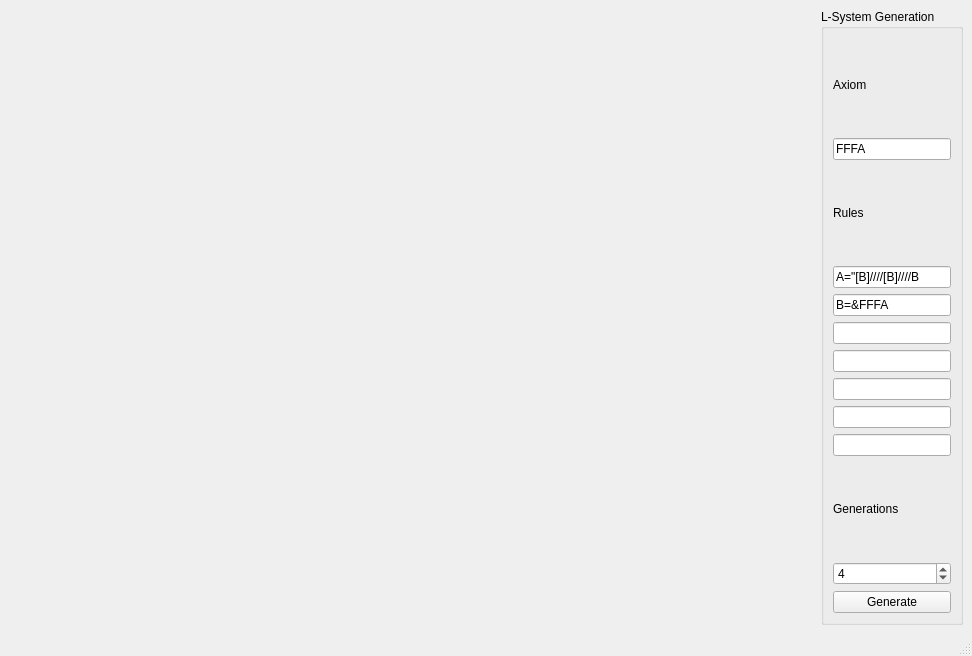
BenCarey88/ForestGenerator, file ForestGenerator/ui/MainWindow.ui: the form before one commit.
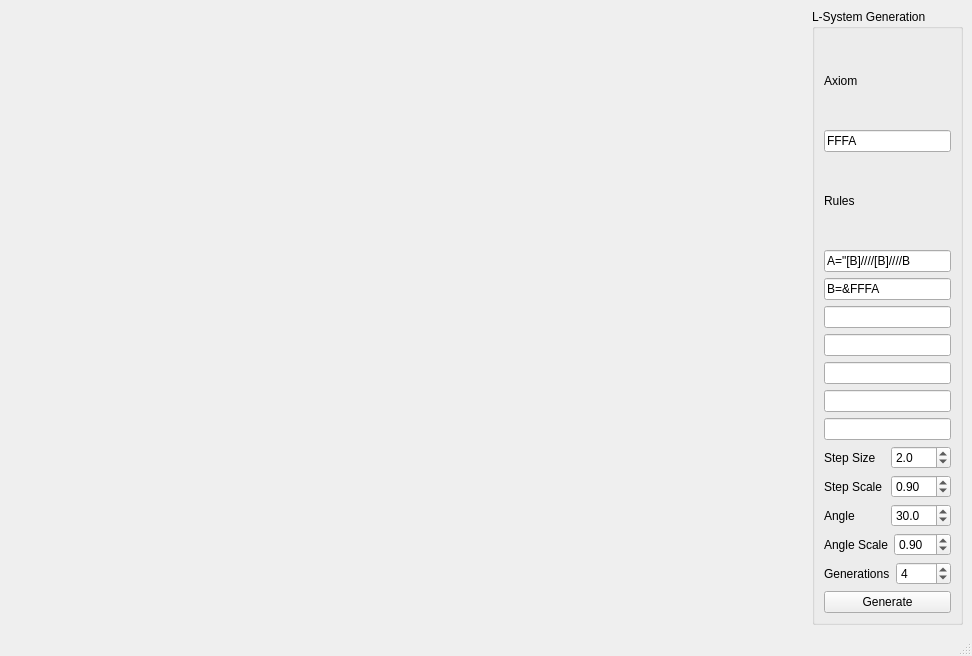
The form after the commit.

The edit to the form file:
```diff
--- a/ForestGenerator/ui/MainWindow.ui
+++ b/ForestGenerator/ui/MainWindow.ui
@@ -15,12 +15,91 @@
   </property>
   <widget class="QWidget" name="centralwidget">
    <layout class="QGridLayout" name="s_mainWindowGridLayout">
+    <item row="0" column="0">
+     <spacer name="horizontalSpacer">
+      <property name="orientation">
+       <enum>Qt::Horizontal</enum>
+      </property>
+      <property name="sizeHint" stdset="0">
+       <size>
+        <width>40</width>
+        <height>20</height>
+       </size>
+      </property>
+     </spacer>
+    </item>
     <item row="0" column="1">
      <widget class="QGroupBox" name="s_transformGB">
       <property name="title">
        <string>L-System Generation</string>
       </property>
       <layout class="QGridLayout" name="gridLayout">
+       <item row="11" column="0">
+        <layout class="QHBoxLayout" name="horizontalLayout">
+         <item>
+          <widget class="QLabel" name="label_4">
+           <property name="text">
+            <string>Step Size</string>
+           </property>
+          </widget>
+         </item>
+         <item>
+          <widget class="QDoubleSpinBox" name="m_stepSize">
+           <property name="decimals">
+            <number>1</number>
+           </property>
+           <property name="singleStep">
+            <double>0.100000000000000</double>
+           </property>
+           <property name="value">
+            <double>2.000000000000000</double>
+           </property>
+          </widget>
+         </item>
+        </layout>
+       </item>
+       <item row="18" column="0">
+        <layout class="QHBoxLayout" name="horizontalLayout_4">
+         <item>
+          <widget class="QLabel" name="label_7">
+           <property name="text">
+            <string>Angle Scale</string>
+           </property>
+          </widget>
+         </item>
+         <item>
+          <widget class="QDoubleSpinBox" name="m_angleScale">
+           <property name="singleStep">
+            <double>0.010000000000000</double>
+           </property>
+           <property name="value">
+            <double>0.900000000000000</double>
+           </property>
+          </widget>
+         </item>
+        </layout>
+       </item>
+       <item row="15" column="0">
+        <layout class="QHBoxLayout" name="horizontalLayout_3">
+         <item>
+          <widget class="QLabel" name="label_6">
+           <property name="text">
+            <string>Angle</string>
+           </property>
+          </widget>
+         </item>
+         <item>
+          <widget class="QDoubleSpinBox" name="m_angle">
+           <property name="decimals">
+            <number>1</number>
+           </property>
+           <property name="value">
+            <double>30.000000000000000</double>
+           </property>
+          </widget>
+         </item>
+        </layout>
+       </item>
        <item row="5" column="0">
         <widget class="QLineEdit" name="m_rule3">
          <property name="sizePolicy">
@@ -68,30 +147,13 @@
          </property>
         </widget>
        </item>
-       <item row="10" column="0">
-        <widget class="QLineEdit" name="m_rule7">
-         <property name="sizePolicy">
-          <sizepolicy hsizetype="Minimum" vsizetype="Fixed">
-           <horstretch>0</horstretch>
-           <verstretch>0</verstretch>
-          </sizepolicy>
-         </property>
-        </widget>
-       </item>
-       <item row="14" column="0">
+       <item row="24" column="0">
         <widget class="QPushButton" name="m_generate">
          <property name="text">
           <string>Generate</string>
          </property>
         </widget>
        </item>
-       <item row="11" column="0">
-        <widget class="QLabel" name="label_3">
-         <property name="text">
-          <string>Generations</string>
-         </property>
-        </widget>
-       </item>
        <item row="4" column="0">
         <widget class="QLineEdit" name="m_rule2">
          <property name="sizePolicy">
@@ -105,16 +167,6 @@
          </property>
         </widget>
        </item>
-       <item row="9" column="0">
-        <widget class="QLineEdit" name="m_rule6">
-         <property name="sizePolicy">
-          <sizepolicy hsizetype="Minimum" vsizetype="Fixed">
-           <horstretch>0</horstretch>
-           <verstretch>0</verstretch>
-          </sizepolicy>
-         </property>
-        </widget>
-       </item>
        <item row="1" column="0">
         <widget class="QLineEdit" name="m_axiom">
          <property name="sizePolicy">
@@ -141,29 +193,68 @@
          </property>
         </widget>
        </item>
+       <item row="10" column="0">
+        <widget class="QLineEdit" name="m_rule7">
+         <property name="sizePolicy">
+          <sizepolicy hsizetype="Minimum" vsizetype="Fixed">
+           <horstretch>0</horstretch>
+           <verstretch>0</verstretch>
+          </sizepolicy>
+         </property>
+        </widget>
+       </item>
+       <item row="9" column="0">
+        <widget class="QLineEdit" name="m_rule6">
+         <property name="sizePolicy">
+          <sizepolicy hsizetype="Minimum" vsizetype="Fixed">
+           <horstretch>0</horstretch>
+           <verstretch>0</verstretch>
+          </sizepolicy>
+         </property>
+        </widget>
+       </item>
        <item row="12" column="0">
-        <widget class="QSpinBox" name="m_generation">
-         <property name="value">
-          <number>4</number>
-         </property>
-        </widget>
+        <layout class="QHBoxLayout" name="horizontalLayout_2">
+         <item>
+          <widget class="QLabel" name="label_5">
+           <property name="text">
+            <string>Step Scale</string>
+           </property>
+          </widget>
+         </item>
+         <item>
+          <widget class="QDoubleSpinBox" name="m_stepScale">
+           <property name="singleStep">
+            <double>0.010000000000000</double>
+           </property>
+           <property name="value">
+            <double>0.900000000000000</double>
+           </property>
+          </widget>
+         </item>
+        </layout>
+       </item>
+       <item row="20" column="0">
+        <layout class="QHBoxLayout" name="horizontalLayout_5">
+         <item>
+          <widget class="QLabel" name="label_3">
+           <property name="text">
+            <string>Generations</string>
+           </property>
+          </widget>
+         </item>
+         <item>
+          <widget class="QSpinBox" name="m_generation">
+           <property name="value">
+            <number>4</number>
+           </property>
+          </widget>
+         </item>
+        </layout>
        </item>
       </layout>
      </widget>
     </item>
-    <item row="0" column="0">
-     <spacer name="horizontalSpacer">
-      <property name="orientation">
-       <enum>Qt::Horizontal</enum>
-      </property>
-      <property name="sizeHint" stdset="0">
-       <size>
-        <width>40</width>
-        <height>20</height>
-       </size>
-      </property>
-     </spacer>
-    </item>
    </layout>
   </widget>
   <widget class="QMenuBar" name="menubar">
```
